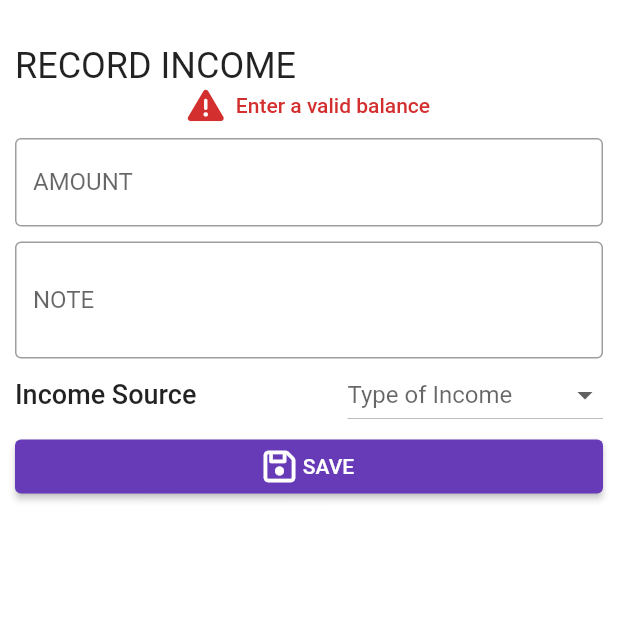
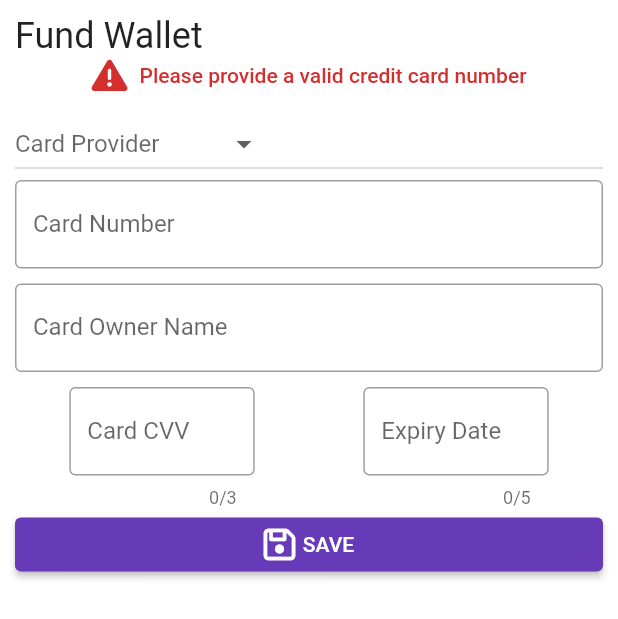
Before and after one commit to ANTONINEUTRON/envelope_budget_app, a Flutter app: the AddIncome widget shown alone on an empty page, opened directly, after a tap on "SAVE", on a phone screen of 412 x 824 dp. Shown: the top 619 px of the screen. Run offline on Flutter 3.47's test engine with Material 2 defaults, Android fonts, the phone set to English and light mode, and no system bars; our stand-ins replace bottom_navy_bar, equatable, flutter_bloc, font_awesome_flutter, google_fonts, pie_chart and 1 more; accounts and stored records are empty.

Commit message:
working on validation aspect

```diff
--- a/lib/features/income/data/model/income.dart
+++ b/lib/features/income/data/model/income.dart
@@ -4,16 +4,14 @@ import 'package:json_annotation/json_annotation.dart';
 import 'package:equatable/equatable.dart';
 
 part 'income.g.dart';
-enum IncomeType{
-  cash_in_hand, bank, wallet, card, others;
+enum CardProvider{
+  visa, mastercard, verve;
 }
 
-Map<IncomeType,IconData> mapOfIconsToIncomeTypes = {
-  IncomeType.bank : FontAwesomeIcons.buildingColumns,
-  IncomeType.cash_in_hand : FontAwesomeIcons.moneyBill,
-  IncomeType.card : FontAwesomeIcons.creditCard,
-  IncomeType.wallet : FontAwesomeIcons.wallet,
-  IncomeType.others : FontAwesomeIcons.ellipsis
+Map<CardProvider,IconData> mapOfIconsToIncomeTypes = {
+  CardProvider.visa : FontAwesomeIcons.ccVisa,
+  CardProvider.mastercard : FontAwesomeIcons.ccMastercard,
+  CardProvider.verve : FontAwesomeIcons.creditCard,
 };
 
 
@@ -21,7 +19,7 @@ Map<IncomeType,IconData> mapOfIconsToIncomeTypes = {
 class Income extends Equatable{
   final String label;
   double balance;
-  final IncomeType incomeType;
+  final CardProvider incomeType;
 
   Income({
     required this.label,
--- a/lib/features/income/ui/bloc/income_bloc.dart
+++ b/lib/features/income/ui/bloc/income_bloc.dart
@@ -16,7 +16,7 @@ class IncomeBloc extends Cubit<List<Income>>{
   Future<void> saveIncome({
     required String label,
     required double balance,
-    required IncomeType incomeType
+    required CardProvider incomeType
   }) async {
     var income = Income(label: label, balance: balance, incomeType: incomeType);
     if(await incomeRepo.recordIncome(income: income)){
--- a/lib/features/income/ui/pages/income_page.dart
+++ b/lib/features/income/ui/pages/income_page.dart
@@ -22,7 +22,7 @@ class _IncomePageState extends State<IncomePage> {
     List<Income> incomes = context.watch<IncomeBloc>().state;
     return Scaffold(
       appBar: AppBar(
-        title: Text("Source of Income"),
+        title: Text("Income"),
       ),
       body: GridView(
         gridDelegate: SliverGridDelegateWithFixedCrossAxisCount(
@@ -31,12 +31,27 @@ class _IncomePageState extends State<IncomePage> {
         ),
         children: [
           for(var income in incomes) IncomeGridUI(income: income),
-          SizedBox(
-              height: 150,
-              width: 150,
-              child: GestureDetector(
-                behavior: HitTestBehavior.translucent,
-                onTap: (){
+          // SizedBox(
+          //     height: 150,
+          //     width: 150,
+          //     child: GestureDetector(
+          //       behavior: HitTestBehavior.translucent,
+          //       onTap: ,
+          //       child: const Card(
+          //         child: Center(
+          //           child: FaIcon(
+          //             FontAwesomeIcons.plus,
+          //             size: 100,
+          //             color: Colors.lightBlue,
+          //           ),
+          //         ),
+          //       ),
+          //     )
+          // )
+        ],
+      ),
+      floatingActionButton: FloatingActionButton(
+        onPressed: (){
           showModalBottomSheet(
               context: context,
               builder: (context){
@@ -44,18 +59,7 @@ class _IncomePageState extends State<IncomePage> {
               }
           );
         },
-                child: const Card(
-                  child: Center(
-                    child: FaIcon(
-                      FontAwesomeIcons.plus,
-                      size: 100,
-                      color: Colors.lightBlue,
-                    ),
-                  ),
-                ),
-              )
-          )
-        ],
+        child: Icon(Icons.add),
       ),
     );
   }
--- a/lib/features/income/ui/widgets/add_income.dart
+++ b/lib/features/income/ui/widgets/add_income.dart
@@ -16,84 +16,110 @@ class AddIncome extends StatefulWidget {
 class _AddIncomeState extends State<AddIncome> {
   var _note = '';
   var _balance = 0.0;
-  IncomeType? _incomeType;
-  final List<IncomeType> _incomeTypes = IncomeType.values;//.map((e) => e.name).toList();
+  CardProvider? _incomeType;
+  final List<CardProvider> _incomeTypes = CardProvider.values;//.map((e) => e.name).toList();
   var _errorMsg = '';
+
+  var _cardNumber = '';
+  var _cardOwnerName = '';
+  var _cardCVV = '';
+  var _cardExpiryDate = '';
+  var _cardProvider = '';
 
   @override
   Widget build(BuildContext context) {
     return Container(
-      padding: EdgeInsets.fromLTRB(10, 30, 10,
+      padding: EdgeInsets.fromLTRB(10, 10, 10,
           getBottomPaddingForKeyboardToShow(
               MediaQuery.of(context).viewInsets.bottom)),
       child: ListView(
         shrinkWrap: true,
         children: [
           Text(
-            "RECORD INCOME",
+            "Fund Wallet",
             style: Theme.of(context).textTheme.headline5,
           ),
           ErrorTextWidget(errorMsg: _errorMsg),
+          DropdownButton<CardProvider>(
+            value: _incomeType,
+            hint: Text("Card Provider"),
+            borderRadius: BorderRadius.circular(5),
+            items: _incomeTypes.map((incomeTypeItem){
+              return DropdownMenuItem(
+                  value: incomeTypeItem,
+                  child: Row(
+                    children: [
+                      Padding(
+                        padding: const EdgeInsets.all(5.0),
+                        child: FaIcon(
+                            mapOfIconsToIncomeTypes[incomeTypeItem]
+                        ),
+                      ),
+                      Text(incomeTypeItem.name.replaceAll("_", " ").toUpperCase())
+                    ],
+                  )
+              );
+            }).toList(),
+            onChanged: (newIncomeType){
+              setState(() {
+                _incomeType = newIncomeType;
+                _cardProvider = newIncomeType.toString();
+              });
+            },
+          ),
           Padding(
             padding: const EdgeInsets.only(bottom:10.0),
             child: TextField(
-              maxLines: 1,
-              onChanged: (newAmount){
-                setState(()=>_balance = double.tryParse(newAmount) ?? 0.0);
+              onChanged: (newValue){
+                setState(()=>_cardNumber = newValue);
               },
               decoration: InputDecoration(
-                  labelText: "AMOUNT",
-                  hintText: "0.0",
+                  labelText: "Card Number",
                   border: OutlineInputBorder()
               ),
               keyboardType: TextInputType.numberWithOptions(decimal: true),
             ),
           ),
           TextField(
-            maxLines: 2,
-            onChanged: (newLabel){
-              setState(()=>_note=newLabel);
+            onChanged: (newValue){
+              setState(()=>_cardOwnerName = newValue);
             },
             decoration: const InputDecoration(
-                labelText: "NOTE",
+                labelText: "Card Owner Name",
                 border: OutlineInputBorder()
             ),
           ),
+          const SizedBox(height: 10,),
           Row(
-            mainAxisAlignment: MainAxisAlignment.spaceBetween,
+            mainAxisAlignment: MainAxisAlignment.spaceAround,
             children: [
-              Text(
-                "Income Source",
-                style: Theme.of(context).textTheme.headline6?.copyWith(
-                  fontSize: 18
+              SizedBox(
+                width: MediaQuery.of(context).size.width * 0.3,
+                child: TextField(
+                  maxLength: 3,
+                  onChanged: (newValue){
+                    setState(()=>_cardCVV = newValue);
+                  },
+                  decoration: const InputDecoration(
+                      labelText: "Card CVV",
+                      hintText: "000",
+                      border: OutlineInputBorder()
+                  ),
+                  keyboardType: TextInputType.number,
                 ),
               ),
-              Center(
-                child: DropdownButton<IncomeType>(
-                  value: _incomeType,
-                  hint: Text("Type of Income"),
-                  borderRadius: BorderRadius.circular(5),
-                  items: _incomeTypes.map((incomeTypeItem){
-                    return DropdownMenuItem(
-                        value: incomeTypeItem,
-                        child: Row(
-                          children: [
-                            Padding(
-                              padding: const EdgeInsets.all(5.0),
-                              child: FaIcon(
-                                  mapOfIconsToIncomeTypes[incomeTypeItem]
-                              ),
-                            ),
-                            Text(incomeTypeItem.name.replaceAll("_", " ").toUpperCase())
-                          ],
-                        )
-                    );
-                  }).toList(),
-                  onChanged: (newIncomeType){
-                    setState(() {
-                      _incomeType = newIncomeType;
-                    });
+              SizedBox(
+                width: MediaQuery.of(context).size.width * 0.3,
+                child: TextField(
+                  onChanged: (newValue){
+                    setState(()=>_cardExpiryDate = newValue);
                   },
+                  maxLength: 5,
+                  decoration: const InputDecoration(
+                      labelText: "Expiry Date",
+                      hintText: "00/00",
+                      border: OutlineInputBorder()
+                  ),
                 ),
               ),
             ],
@@ -103,12 +129,12 @@ class _AddIncomeState extends State<AddIncome> {
               //validate inputs with appropriete reponse
               if(_areInputsValid()){
                 //pass value to bloc for saving
-                context.read<IncomeBloc>()
-                    .saveIncome(
-                    label: _note,
-                    balance: _balance,
-                    incomeType: _incomeType ?? IncomeType.others
-                );
+                // context.read<IncomeBloc>()
+                //     .saveIncome(
+                //     label: _note,
+                //     balance: _balance,
+                //     incomeType: _incomeType ?? CardProvider.others
+                // );
                 // and close modal when saved
                 Navigator.pop(context);
                 ScaffoldMessenger.of(context).showSnackBar(
@@ -134,18 +160,39 @@ class _AddIncomeState extends State<AddIncome> {
     );
   }
 
+  var expiryRE = RegExp(r"/\b(0[1-9]|1[0-2])\/?([0-9]{4}|[0-9]{2})\b/");
+  var cvvRE = RegExp(r"/^[0-9]{3,4}$/");
   bool _areInputsValid() {
-    if(_balance <= 0){
-      setState(() {
-        _errorMsg = "Enter a valid balance";
-      });
-      return false;
-    }else if(_note.length < 2){
-      setState(() {
-        _errorMsg = "Enter a note (can be bank name, wallet provider) for this income";
-      });
-      return false;
+    // if(_balance <= 0){
+    //   setState(() {
+    //     _errorMsg = "Enter a valid balance";
+    //   });
+    //   return false;
+    // }else if(_note.length < 2){
+    //   setState(() {
+    //     _errorMsg = "Enter a note (can be bank name, wallet provider) for this income";
+    //   });
+    //   return false;
+    // }
+    if(_cardNumber.length < 11){
+      return setErrorMsg("Please provide a valid credit card number");
+    }else if(!_cardExpiryDate.contains("/")){
+      print(_cardExpiryDate);
+      return setErrorMsg("Please provide a valid expiry date on your card");
+    }else if(_cardOwnerName.length < 4){
+      return setErrorMsg("Please provide a valid name associated with the credit card");
+    }else if(!cvvRE.hasMatch(_cardCVV)){
+      return setErrorMsg("Please provide a valid CVV");
+    }else if(_cardProvider.isEmpty){
+      return setErrorMsg("You need to select a card provider");
     }
     return true;
   }
+
+  bool setErrorMsg(String msg) {
+    setState(() {
+      _errorMsg = msg;
+    });
+    return false;
+  }
 }
--- a/lib/features/reports/ui/page/report_page.dart
+++ b/lib/features/reports/ui/page/report_page.dart
@@ -43,7 +43,7 @@ class _ReportPageState extends State<ReportPage> {
                   Text("#2000")
                 ],
               ),
-              expandedHeight: 250,
+              expandedHeight: 120,
               stretch: true,
               flexibleSpace: FlexibleSpaceBar(
                 stretchModes: const [
```
Also changed, not shown: lib/features/income/data/model/income.g.dart. Lines whose indentation alone changed are shown as unchanged.
